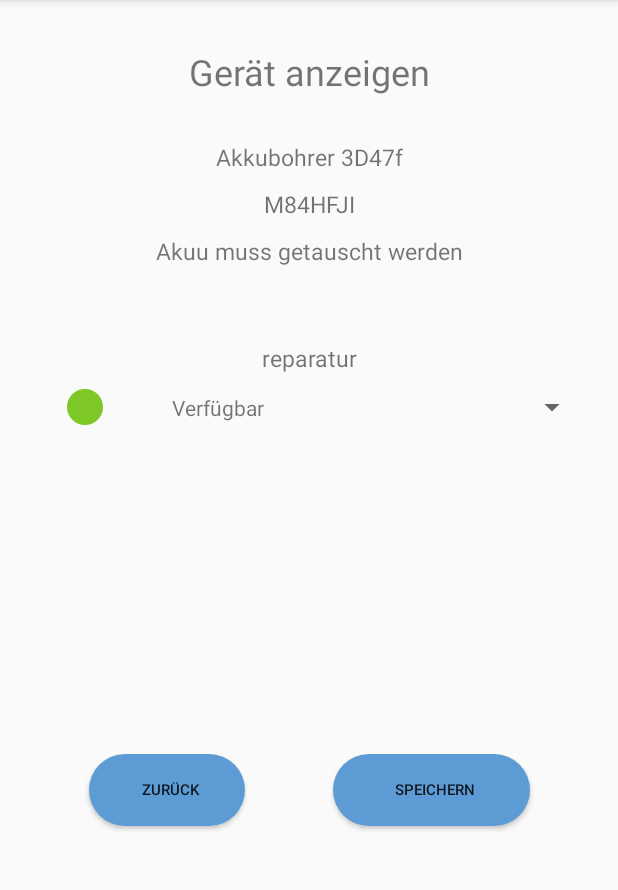
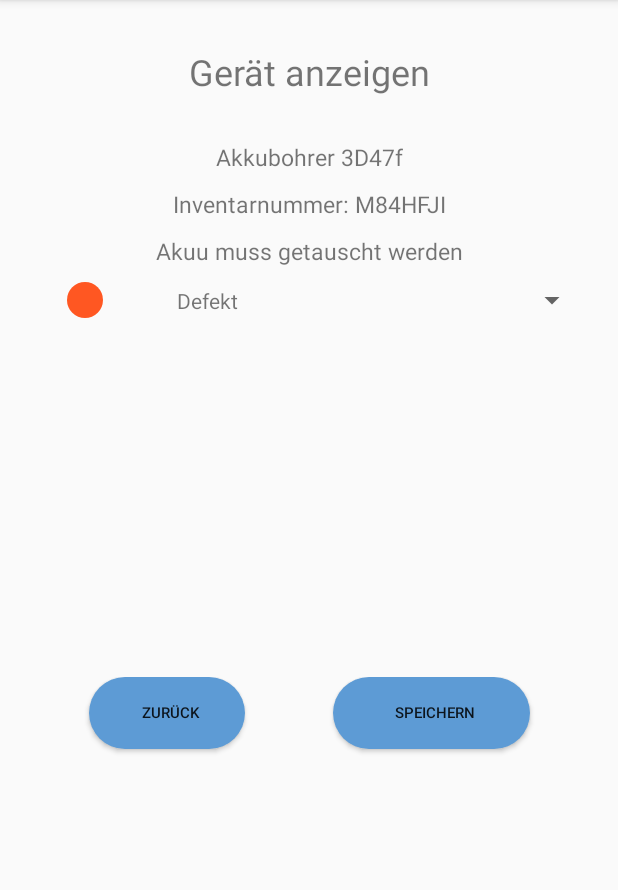
Before and after one commit to LeleZuGut/TrackingApp_Neu, an Android app: the HomeFragment screen opened directly, with no data from a screen before it, after a tap on "Akkubohrer 3D47f", on a phone screen of 412 x 824 dp, the part 84-974 px from its top. Run offline under Robolectric (Android 15) with nearby library versions, the phone set to English and light mode, and no system bars; our stand-ins replace navigation-ui; libraries missing offline, so code that uses them is left out: com.google.zxing.integration.

Commit message:
Bugs behoben.

```diff
--- a/app/src/main/java/com/example/trackingapp/LoginFensterActivity.java
+++ b/app/src/main/java/com/example/trackingapp/LoginFensterActivity.java
@@ -67,7 +67,7 @@ public class LoginFensterActivity extends AppCompatActivity {
 
     @Override
     public void onBackPressed() {
-        System.exit(0);
+        moveTaskToBack(true);
     }
 
 
--- a/app/src/main/java/com/example/trackingapp/listmodel/DevicesListAdapter.java
+++ b/app/src/main/java/com/example/trackingapp/listmodel/DevicesListAdapter.java
@@ -109,6 +109,7 @@ public class DevicesListAdapter extends BaseAdapter implements Filterable {
                             @Override
                             public void onClick(DialogInterface dialog, int which) {
                                 db.execSQL("Update Devices set Status = 'reparatur' where ID = " + o.getId());
+                                db.execSQL("Update Devices set RepairMessage = "+"'"+repairmessage.getText().toString()+"'"+" where ID = " + o.getId());
                                 HomeFragment.getInstance().loadList();
                                 Toast.makeText(ctx, "Geräte wurde auf Status Reparatur gesetzt.", Toast.LENGTH_SHORT).show();
                             }
--- a/app/src/main/java/com/example/trackingapp/listmodel/RepairListAdapter.java
+++ b/app/src/main/java/com/example/trackingapp/listmodel/RepairListAdapter.java
@@ -73,6 +73,7 @@ public class RepairListAdapter extends BaseAdapter implements Filterable {
                             @Override
                             public void onClick(DialogInterface dialog, int which) {
                                 db.execSQL("Update Devices set Status = 'frei' where ID = " + o.getId());
+                                db.execSQL("Update Devices set RepairMessage = null where ID = " + o.getId());
                                 NotificationsFragment.getInstance().loadList();
                                 Toast.makeText(ctx, "Geräte ist wieder verfügbar", Toast.LENGTH_SHORT).show();
                             }
--- a/app/src/main/java/com/example/trackingapp/ui/activities/show_device.java
+++ b/app/src/main/java/com/example/trackingapp/ui/activities/show_device.java
@@ -26,7 +26,7 @@ import com.google.zxing.integration.android.IntentResult;
 public class show_device extends AppCompatActivity {
 
     Object o;
-    TextView name, inventorynumber, status, repairmessage;
+    TextView name, inventorynumber, repairmessage;
     Spinner spinner;
     Button speichern, zurück;
 
@@ -39,7 +39,6 @@ public class show_device extends AppCompatActivity {
         o = (Object) i.getSerializableExtra("object");
         name = findViewById(R.id.text_view_showdevice_name);
         inventorynumber = findViewById(R.id.text_view_showdevice_inventoryNumber);
-        status = findViewById(R.id.text_view_showdevice_status);
         repairmessage = findViewById(R.id.text_view_showdevice_repairmessage);
         spinner = (Spinner) findViewById(R.id.spinner_show_device_status);
         speichern = findViewById(R.id.button_showdevice_speichern);
@@ -48,6 +47,20 @@ public class show_device extends AppCompatActivity {
         String[] statuse = {"Verfügbar", "Besetzt", "Defekt"};
         StatusSpinnerAdapter myAdapter = new StatusSpinnerAdapter(this, statuse);
         spinner.setAdapter(myAdapter);
+        int spinnerposition  = 0;
+        switch (o.getStatus()){
+            case "frei":
+                spinnerposition = 0;
+                break;
+            case "besetzt":
+                spinnerposition = 1;
+                break;
+            case "reparatur":
+                spinnerposition = 2;
+                break;
+        }
+        spinner.setSelection(spinnerposition);
+
 
         zurück.setOnClickListener(new View.OnClickListener() {
             @Override
@@ -67,8 +80,7 @@ public class show_device extends AppCompatActivity {
 
     private void setValues(Object o) {
         name.setText(o.getName());
-        inventorynumber.setText(o.getInventoryNumber());
-        status.setText(o.getStatus());
+        inventorynumber.setText(inventorynumber.getText().toString()+" "+o.getInventoryNumber());
         repairmessage.setText(o.getRepairmessage());
     }
 
--- a/app/src/main/java/com/example/trackingapp/ui/home/HomeFragment.java
+++ b/app/src/main/java/com/example/trackingapp/ui/home/HomeFragment.java
@@ -39,10 +39,9 @@ public class HomeFragment extends Fragment {
 
 
     public View onCreateView(@NonNull LayoutInflater inflater, ViewGroup container, Bundle savedInstanceState) {
-
         homeViewModel = ViewModelProviders.of(this).get(HomeViewModel.class);
         View root = inflater.inflate(R.layout.fragment_home, container, false);
-        instance = this;
+
         list = root.findViewById(R.id.listUebersicht);
         search = root.findViewById(R.id.search_view_übersicht);
         search.setOnQueryTextListener(new SearchView.OnQueryTextListener() {
@@ -60,6 +59,7 @@ public class HomeFragment extends Fragment {
                 return true;
             }
         });
+
         list.setOnItemClickListener(new AdapterView.OnItemClickListener() {
             @Override
             public void onItemClick(AdapterView<?> parent, View view, int position, long id) {
@@ -69,16 +69,11 @@ public class HomeFragment extends Fragment {
             }
         });
 
-        homeViewModel.getText().observe(getViewLifecycleOwner(), new Observer<String>() {
-            @Override
-            public void onChanged(@Nullable String s) {
-
-            }
-        });
         MyDatabaseManager mdm = new MyDatabaseManager(getActivity());
         db = mdm.getReadableDatabase();
         loadList();
 
+        instance = this;
         return root;
     }
 
@@ -95,11 +90,8 @@ public class HomeFragment extends Fragment {
             arr.add(o);
         }
         DevicesListAdapter myadapter = new DevicesListAdapter(this.getActivity(), R.layout.list_view_devices_2, arr);
-
         list.setAdapter(myadapter);
     }
-
-
 
     public static HomeFragment getInstance() {
         return instance;
--- a/app/src/main/res/layout/activity_show_device.xml
+++ b/app/src/main/res/layout/activity_show_device.xml
@@ -76,7 +76,7 @@
             android:layout_width="wrap_content"
             android:layout_height="wrap_content"
             android:layout_weight="1"
-            android:text="TextView"
+            android:text="Inventarnummer:"
             android:textAlignment="center"
             android:textSize="15sp" />
 
@@ -105,34 +105,8 @@
             android:layout_weight="1"
             android:text="TextView"
             android:textAlignment="center"
-            android:textSize="15sp" />
-
-        <Space
-            android:layout_width="20dp"
-            android:layout_height="wrap_content" />
-    </LinearLayout>
-
-    <Space
-        android:layout_width="match_parent"
-        android:layout_height="50dp" />
-
-    <LinearLayout
-        android:layout_width="match_parent"
-        android:layout_height="wrap_content"
-        android:orientation="horizontal">
-
-        <Space
-            android:layout_width="20dp"
-            android:layout_height="wrap_content" />
-
-        <TextView
-            android:id="@+id/text_view_showdevice_status"
-            android:layout_width="wrap_content"
-            android:layout_height="wrap_content"
-            android:layout_weight="1"
-            android:text="TextView"
-            android:textAlignment="center"
-            android:textSize="15sp" />
+            android:textSize="15sp"
+            tools:text="Keine Reparaturnachricht vorhanden" />
 
         <Space
             android:layout_width="20dp"
@@ -158,6 +132,10 @@
             android:layout_width="20dp"
             android:layout_height="wrap_content" />
     </LinearLayout>
+
+    <Space
+        android:layout_width="match_parent"
+        android:layout_height="20dp" />
 
     <ListView
         android:id="@+id/list_view_showdevice_protokoll"
--- a/app/src/main/res/layout/fragment_home.xml
+++ b/app/src/main/res/layout/fragment_home.xml
@@ -16,7 +16,8 @@
         android:queryHint="Gerät suchen...."
         app:queryHint="Gerät suchen...."
         app:defaultQueryHint="Gerät suchen...."
-        app:iconifiedByDefault="false"/>
+        app:iconifiedByDefault="false"
+        android:focusable="false"/>
 
     <ListView
         android:id="@+id/listUebersicht"
--- a/app/src/main/res/layout/fragment_notifications.xml
+++ b/app/src/main/res/layout/fragment_notifications.xml
@@ -16,7 +16,8 @@
         android:queryHint="Gerät suchen...."
         app:queryHint="Gerät suchen...."
         app:defaultQueryHint="Gerät suchen...."
-        app:iconifiedByDefault="false"/> />
+        app:iconifiedByDefault="false"
+        android:focusable="false"/> />
 
     <ListView
         android:id="@+id/listReparatur"
```
Also changed, not shown: app/src/main/java/com/example/trackingapp/MainActivity.java (+22 -9 lines), app/src/main/java/com/example/trackingapp/ui/dashboard/DashboardFragment.java (+0 -44 lines), app/src/main/java/com/example/trackingapp/ui/notifications/NotificationsFragment.java (+9 -15 lines).
